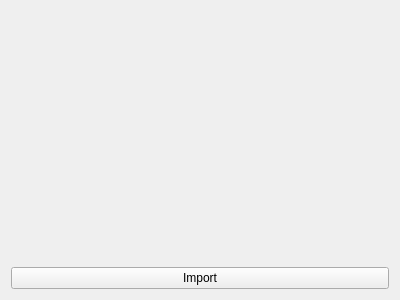
Old version of the form src/Gui/library/ui/MediaLibrary.ui in the repository luyikei/VLMC.
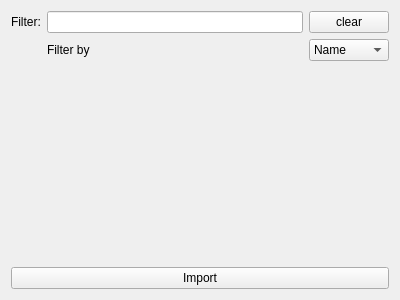
New version of the form.

Commit message: MediaLibrary: Adding some filters basics.

```diff
--- a/src/Gui/library/ui/MediaLibrary.ui
+++ b/src/Gui/library/ui/MediaLibrary.ui
@@ -20,6 +20,46 @@
    <string>Form</string>
   </property>
   <layout class="QVBoxLayout" name="verticalLayout">
+   <item>
+    <layout class="QGridLayout" name="gridLayout">
+     <item row="0" column="0">
+      <widget class="QLabel" name="filterLabel">
+       <property name="text">
+        <string>Filter:</string>
+       </property>
+      </widget>
+     </item>
+     <item row="0" column="1">
+      <widget class="QLineEdit" name="filterInput"/>
+     </item>
+     <item row="0" column="2">
+      <widget class="QPushButton" name="clearButton">
+       <property name="text">
+        <string>clear</string>
+       </property>
+      </widget>
+     </item>
+     <item row="1" column="2">
+      <widget class="QComboBox" name="filterType">
+       <item>
+        <property name="text">
+         <string>Name</string>
+        </property>
+       </item>
+      </widget>
+     </item>
+     <item row="1" column="1">
+      <widget class="QLabel" name="filterByLabel">
+       <property name="layoutDirection">
+        <enum>Qt::RightToLeft</enum>
+       </property>
+       <property name="text">
+        <string>Filter by</string>
+       </property>
+      </widget>
+     </item>
+    </layout>
+   </item>
    <item>
     <widget class="QWidget" name="mediaListContainer" native="true"/>
    </item>
```
The commit also changes 2 other files.
